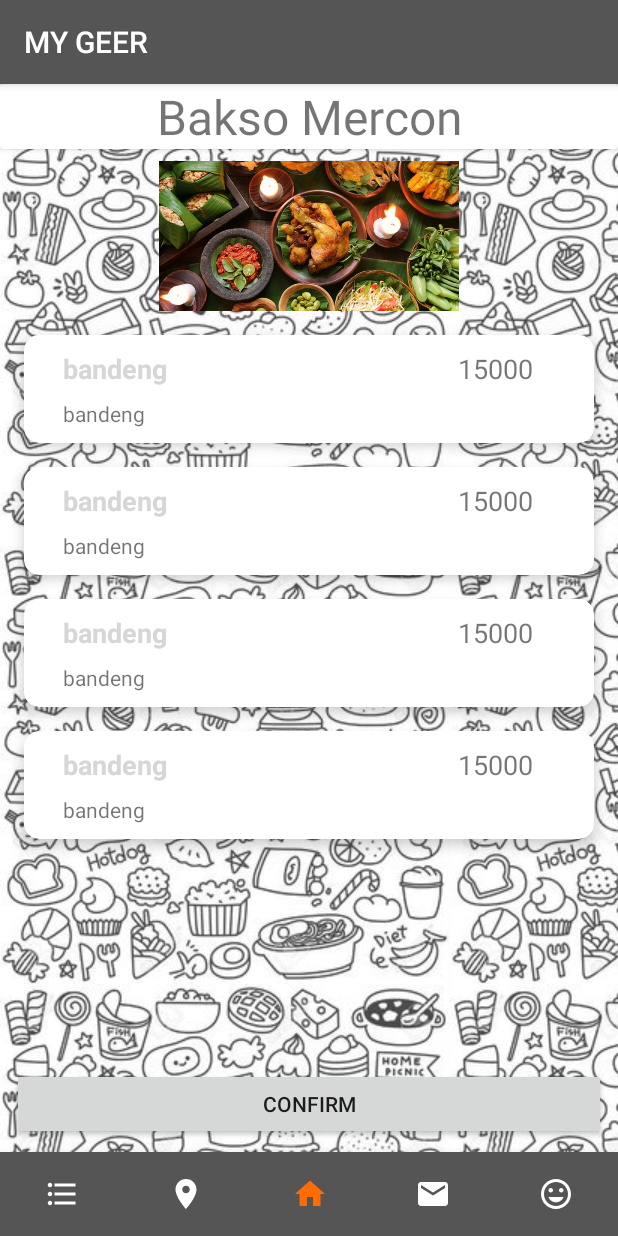
After one commit to ikaru19/aplikasi-resto, an Android app: the fragment RestaurantFragment placed in its activity, on a phone screen of 412 x 824 dp. The commit adds this screen. Run offline under Robolectric (Android 15) with nearby library versions, the phone set to English and light mode, and no system bars; libraries missing offline, so code that uses them is left out: com.synnapps.carouselview; 3 statements that could not run were skipped.

Commit message:
Add Dish Menu

```diff
--- a/app/src/main/java/com/syafrizal/my_geer/Activities/MainActivity.java
+++ b/app/src/main/java/com/syafrizal/my_geer/Activities/MainActivity.java
@@ -14,6 +14,7 @@ import com.syafrizal.my_geer.Fragments.ListFragment;
 import com.syafrizal.my_geer.Fragments.NotificationsFragment;
 import com.syafrizal.my_geer.Fragments.PinFragment;
 import com.syafrizal.my_geer.Fragments.ProfileFragment;
+import com.syafrizal.my_geer.Fragments.RestaurantFragment;
 import com.syafrizal.my_geer.R;
 
 public class MainActivity extends AppCompatActivity {
@@ -104,6 +105,12 @@ public class MainActivity extends AppCompatActivity {
                         .replace(R.id.fragment_container, fragment)
                         .commit();
                 break;
+            case "restaurant":
+                fragment = new RestaurantFragment();
+
+                getSupportFragmentManager().beginTransaction()
+                        .replace(R.id.fragment_container,fragment)
+                        .commit();
         }
     }
 
--- /dev/null
+++ b/app/src/main/java/com/syafrizal/my_geer/Adapter/RestaurantAdapter.java
@@ -0,0 +1,61 @@
+package com.syafrizal.my_geer.Adapter;
+
+import android.content.Context;
+import android.support.annotation.NonNull;
+import android.support.v7.widget.RecyclerView;
+import android.view.LayoutInflater;
+import android.view.View;
+import android.view.ViewGroup;
+import android.widget.TextView;
+
+import com.syafrizal.my_geer.Model.Menu;
+import com.syafrizal.my_geer.R;
+
+import java.util.List;
+
+public class RestaurantAdapter extends RecyclerView.Adapter<RestaurantAdapter.ViewHolder> {
+    Context context;
+    List<Menu> menus;
+
+    public RestaurantAdapter(Context context) {
+        this.context = context;
+    }
+
+    public void setMenus(List<Menu> menus) {
+        this.menus = menus;
+        notifyDataSetChanged();
+    }
+
+    @NonNull
+    @Override
+    public RestaurantAdapter.ViewHolder onCreateViewHolder(@NonNull ViewGroup viewGroup, int i) {
+        View view = LayoutInflater.from(context)
+                .inflate(R.layout.item_menu,viewGroup,false);
+        return new RestaurantAdapter.ViewHolder(view);
+    }
+
+    @Override
+    public void onBindViewHolder(@NonNull RestaurantAdapter.ViewHolder viewHolder, int i) {
+        Menu menu = menus.get(i);
+        viewHolder.txtJudul.setText(menu.getName());
+        viewHolder.txtDesc.setText(menu.getDesc());
+        viewHolder.txtHarga.setText(Integer.toString(menu.getPrice()));
+
+    }
+
+    @Override
+    public int getItemCount() {
+        return (menus.isEmpty()) ? 0 : menus.size();
+    }
+
+    public class ViewHolder extends RecyclerView.ViewHolder {
+        TextView txtJudul , txtDesc , txtHarga;
+        public ViewHolder(@NonNull View itemView) {
+            super(itemView);
+            txtJudul = itemView.findViewById(R.id.tv_judul_menu);
+            txtDesc = itemView.findViewById(R.id.tv_desc_menu);
+            txtHarga = itemView.findViewById(R.id.tv_harga_menu);
+
+        }
+    }
+}
--- a/app/src/main/java/com/syafrizal/my_geer/Fragments/PinFragment.java
+++ b/app/src/main/java/com/syafrizal/my_geer/Fragments/PinFragment.java
@@ -66,7 +66,7 @@ public class PinFragment extends Fragment  implements PinAdapter.OnAdapterClickL
 
     @Override
     public void DetailonClick(Location restaurant) {
-        ((MainActivity) getActivity()).addFragment("home");
+        ((MainActivity) getActivity()).addFragment("restaurant");
     }
 
     @Override
--- /dev/null
+++ b/app/src/main/java/com/syafrizal/my_geer/Fragments/RestaurantFragment.java
@@ -0,0 +1,64 @@
+package com.syafrizal.my_geer.Fragments;
+
+
+import android.os.Bundle;
+import android.support.v4.app.Fragment;
+import android.support.v7.widget.LinearLayoutManager;
+import android.support.v7.widget.RecyclerView;
+import android.view.LayoutInflater;
+import android.view.View;
+import android.view.ViewGroup;
+
+import com.syafrizal.my_geer.Adapter.RestaurantAdapter;
+import com.syafrizal.my_geer.Model.Menu;
+import com.syafrizal.my_geer.R;
+
+import java.util.ArrayList;
+import java.util.List;
+
+/**
+ * A simple {@link Fragment} subclass.
+ */
+public class RestaurantFragment extends Fragment {
+
+    RecyclerView recyclerView;
+    List<Menu> menus = new ArrayList<>();
+
+
+    public RestaurantFragment() {
+        // Required empty public constructor
+    }
+
+
+    @Override
+    public View onCreateView(LayoutInflater inflater, ViewGroup container,
+                             Bundle savedInstanceState) {
+        // Inflate the layout for this fragment
+        View view = inflater.inflate(R.layout.fragment_restaurant, container, false);
+        recyclerView = view.findViewById(R.id.rv_menus);
+
+        RecyclerView.LayoutManager layoutManager = new LinearLayoutManager(getContext());
+        RestaurantAdapter adapter = new RestaurantAdapter(getContext());
+        getData();
+
+        adapter.setMenus(menus);
+
+
+        recyclerView.setLayoutManager(layoutManager);
+        recyclerView.setAdapter(adapter);
+
+
+        return view;
+    }
+
+
+    public void getData(){
+        menus.add(new Menu("bandeng","bandeng",15000));
+        menus.add(new Menu("bandeng","bandeng",15000));
+        menus.add(new Menu("bandeng","bandeng",15000));
+        menus.add(new Menu("bandeng","bandeng",15000));
+
+
+    }
+
+}
--- /dev/null
+++ b/app/src/main/res/layout/fragment_restaurant.xml
@@ -0,0 +1,68 @@
+<?xml version="1.0" encoding="utf-8"?>
+<FrameLayout xmlns:android="http://schemas.android.com/apk/res/android"
+    xmlns:app="http://schemas.android.com/apk/res-auto"
+    xmlns:tools="http://schemas.android.com/tools"
+    android:layout_width="match_parent"
+    android:layout_height="match_parent"
+    tools:context=".Fragments.RestaurantFragment">
+
+    <android.support.constraint.ConstraintLayout
+        android:layout_width="match_parent"
+        android:layout_height="match_parent">
+
+        <android.support.v7.widget.CardView
+            android:id="@+id/cardViewMenu"
+            android:layout_width="match_parent"
+            android:layout_height="wrap_content"
+            app:layout_constraintEnd_toEndOf="parent"
+            app:layout_constraintStart_toStartOf="parent"
+            app:layout_constraintTop_toTopOf="parent">
+            <TextView
+                android:id="@+id/tv_restaurant_name_menu"
+                android:layout_width="match_parent"
+                android:layout_height="wrap_content"
+                android:text="Bakso Mercon"
+                android:textAlignment="center"
+                android:textSize="32dp" />
+
+        </android.support.v7.widget.CardView>
+
+
+
+        <ImageView
+            android:id="@+id/imageView2"
+            android:layout_width="wrap_content"
+            android:layout_height="100dp"
+            android:layout_marginTop="8dp"
+            android:src="@drawable/image1"
+            app:layout_constraintEnd_toEndOf="parent"
+            app:layout_constraintTop_toBottomOf="@+id/cardViewMenu" />
+
+        <android.support.v7.widget.RecyclerView
+            android:id="@+id/rv_menus"
+            android:layout_width="match_parent"
+            android:layout_height="0dp"
+            android:layout_marginStart="8dp"
+            android:layout_marginTop="8dp"
+            android:layout_marginEnd="8dp"
+            android:layout_marginBottom="8dp"
+            app:layout_constraintBottom_toTopOf="@+id/btn_conf_menu"
+            app:layout_constraintEnd_toEndOf="parent"
+            app:layout_constraintStart_toStartOf="parent"
+            app:layout_constraintTop_toBottomOf="@+id/imageView2" />
+
+        <Button
+            android:id="@+id/btn_conf_menu"
+            android:layout_width="0dp"
+            android:layout_height="wrap_content"
+            android:layout_marginStart="8dp"
+            android:layout_marginEnd="8dp"
+            android:layout_marginBottom="8dp"
+            android:text="Confirm"
+            app:layout_constraintBottom_toBottomOf="parent"
+            app:layout_constraintEnd_toEndOf="parent"
+            app:layout_constraintHorizontal_bias="0.498"
+            app:layout_constraintStart_toStartOf="parent" />
+    </android.support.constraint.ConstraintLayout>
+
+</FrameLayout>
--- a/app/src/main/res/layout/item_list.xml
+++ b/app/src/main/res/layout/item_list.xml
@@ -32,20 +32,28 @@
                     android:layout_width="match_parent"
                     android:layout_height="match_parent"
                     android:orientation="vertical">
+
                     <TextView
                         android:id="@+id/tvListStatus"
                         android:layout_width="match_parent"
                         android:layout_height="wrap_content"
-                        android:textSize="28sp" />
+                        android:text="text"
+                        android:textColor="@color/vpi__background_holo_dark"
+                        android:textSize="28sp"
+                        android:textStyle="bold" />
+
                     <TextView
                         android:id="@+id/tvListName"
                         android:layout_width="match_parent"
                         android:layout_height="wrap_content"
+                        android:text="text"
                         android:textSize="20sp" />
+
                     <TextView
                         android:id="@+id/tvListAddres"
                         android:layout_width="match_parent"
                         android:layout_height="wrap_content"
+                        android:text="text"
                         android:textSize="14sp" />
                 </LinearLayout>
             </LinearLayout>
--- a/app/src/main/res/layout/item_location.xml
+++ b/app/src/main/res/layout/item_location.xml
@@ -16,7 +16,8 @@
 
     <android.support.constraint.ConstraintLayout
         android:layout_width="match_parent"
-        android:layout_height="match_parent">
+        android:layout_height="match_parent"
+        android:padding="10dp">
 
         <ImageView
             android:id="@+id/iv_pin_restaurant"
@@ -33,15 +34,19 @@
 
         <TextView
             android:id="@+id/tv_pin_restaurant_name"
-            android:layout_width="99dp"
+            android:layout_width="0dp"
             android:layout_height="wrap_content"
-            android:layout_marginLeft="2dp"
-            android:layout_marginTop="5dp"
+            android:layout_marginStart="8dp"
+            android:layout_marginTop="8dp"
             android:layout_marginEnd="8dp"
+
+            android:fontFamily="sans-serif"
             android:text="TextView"
+            android:textColor="#000"
             android:textSize="24sp"
+            android:textStyle="bold"
+            android:typeface="sans"
             app:layout_constraintEnd_toEndOf="parent"
-            app:layout_constraintHorizontal_bias="0.078"
             app:layout_constraintStart_toStartOf="parent"
             app:layout_constraintTop_toBottomOf="@+id/iv_pin_restaurant" />
 
@@ -49,18 +54,20 @@
             android:id="@+id/tv_pin_restaurant_addr"
             android:layout_width="wrap_content"
             android:layout_height="24dp"
-            android:layout_marginStart="2dp"
+            android:layout_marginStart="8dp"
             android:layout_marginTop="2dp"
             android:layout_marginEnd="8dp"
             android:layout_marginBottom="5dp"
+            android:fontFamily="sans-serif"
             android:text="TextView"
             android:textSize="18sp"
+            android:typeface="sans"
             app:layout_constraintBottom_toBottomOf="parent"
             app:layout_constraintEnd_toEndOf="parent"
-            app:layout_constraintHorizontal_bias="0.067"
+            app:layout_constraintHorizontal_bias="0.0"
             app:layout_constraintStart_toStartOf="parent"
             app:layout_constraintTop_toBottomOf="@+id/tv_pin_restaurant_name"
-            app:layout_constraintVertical_bias="1.0" />
+            app:layout_constraintVertical_bias="0.0" />
 
 
     </android.support.constraint.ConstraintLayout>
--- /dev/null
+++ b/app/src/main/res/layout/item_menu.xml
@@ -0,0 +1,55 @@
+<?xml version="1.0" encoding="utf-8"?>
+<android.support.v7.widget.CardView
+    xmlns:android="http://schemas.android.com/apk/res/android"
+    xmlns:app="http://schemas.android.com/apk/res-auto"
+    xmlns:tools="http://schemas.android.com/tools"
+    android:layout_height="wrap_content"
+    android:layout_width="match_parent"
+    android:layout_margin="8dp"
+    app:cardCornerRadius="10dp"
+    app:cardElevation="5dp"
+
+    >
+
+    <android.support.constraint.ConstraintLayout
+        android:padding="10dp"
+        android:layout_width="match_parent"
+        android:layout_height="wrap_content">
+
+        <TextView
+            android:id="@+id/tv_judul_menu"
+            android:layout_width="wrap_content"
+            android:layout_height="wrap_content"
+            android:layout_marginStart="16dp"
+            android:text="TextView"
+            android:textColor="@color/vpi__background_holo_dark"
+            android:textSize="18sp"
+            android:textStyle="bold"
+            app:layout_constraintStart_toStartOf="parent"
+            app:layout_constraintTop_toTopOf="parent" />
+
+        <TextView
+            android:id="@+id/tv_desc_menu"
+            android:layout_width="wrap_content"
+            android:layout_height="wrap_content"
+            android:layout_marginStart="16dp"
+            android:layout_marginTop="8dp"
+            android:text="TextView"
+            app:layout_constraintStart_toStartOf="parent"
+            app:layout_constraintTop_toBottomOf="@+id/tv_judul_menu" />
+
+        <TextView
+            android:id="@+id/tv_harga_menu"
+            android:layout_width="wrap_content"
+            android:layout_height="wrap_content"
+            android:layout_marginStart="8dp"
+            android:layout_marginEnd="16dp"
+            android:text="TextView"
+            android:textSize="18sp"
+            app:layout_constraintEnd_toEndOf="parent"
+            app:layout_constraintHorizontal_bias="0.928"
+            app:layout_constraintStart_toEndOf="@+id/tv_judul_menu"
+            app:layout_constraintTop_toTopOf="parent" />
+    </android.support.constraint.ConstraintLayout>
+
+</android.support.v7.widget.CardView>
--- a/app/src/main/res/layout/item_notifications.xml
+++ b/app/src/main/res/layout/item_notifications.xml
@@ -2,6 +2,7 @@
 <android.support.constraint.ConstraintLayout
     xmlns:android="http://schemas.android.com/apk/res/android"
     xmlns:app="http://schemas.android.com/apk/res-auto"
+    xmlns:tools="http://schemas.android.com/tools"
     android:layout_width="match_parent"
     android:layout_height="wrap_content">
 
@@ -26,12 +27,21 @@
                 android:id="@+id/tvNotifTitle"
                 android:layout_width="wrap_content"
                 android:layout_height="match_parent"
-                android:textSize="32sp" />
+                android:textAlignment="viewStart"
+                android:textColor="@color/vpi__background_holo_dark"
+                android:textSize="32sp"
+                android:textStyle="bold"
+                android:typeface="sans"
+                tools:text="text" />
+
             <TextView
                 android:id="@+id/tvNotifBody"
                 android:layout_width="wrap_content"
                 android:layout_height="match_parent"
-                android:textSize="20sp" />
+                android:fontFamily="sans-serif-light"
+                android:textAlignment="viewStart"
+                android:textSize="24sp"
+                tools:text="text" />
         </LinearLayout>
 
     </android.support.v7.widget.CardView>
```
